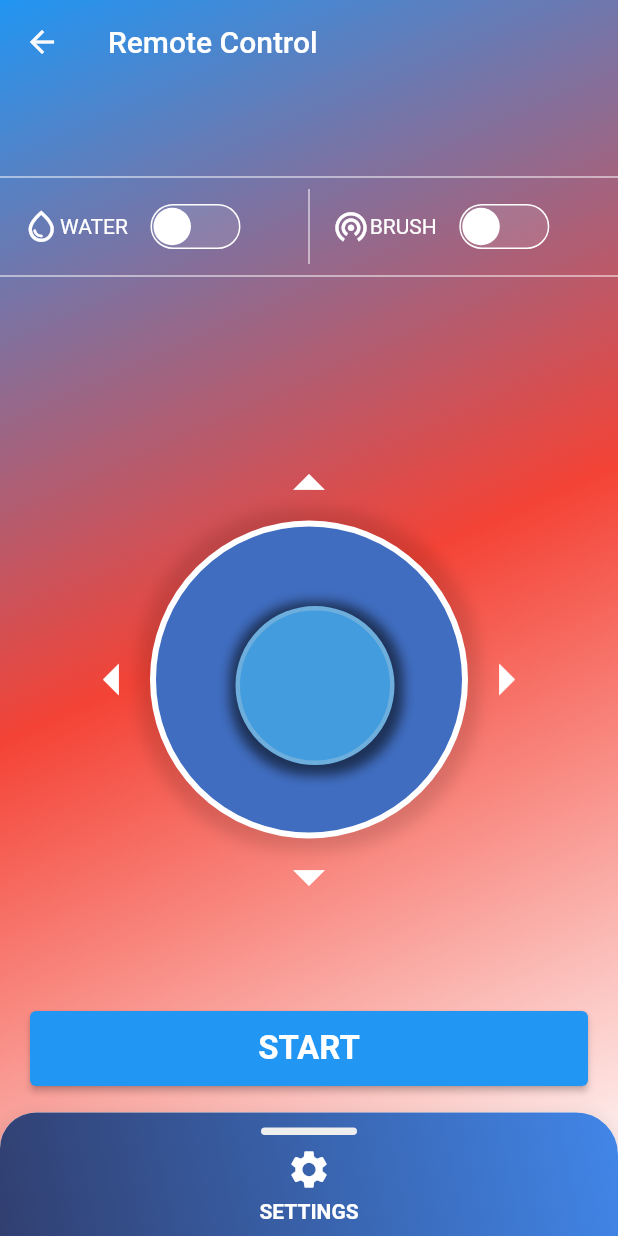
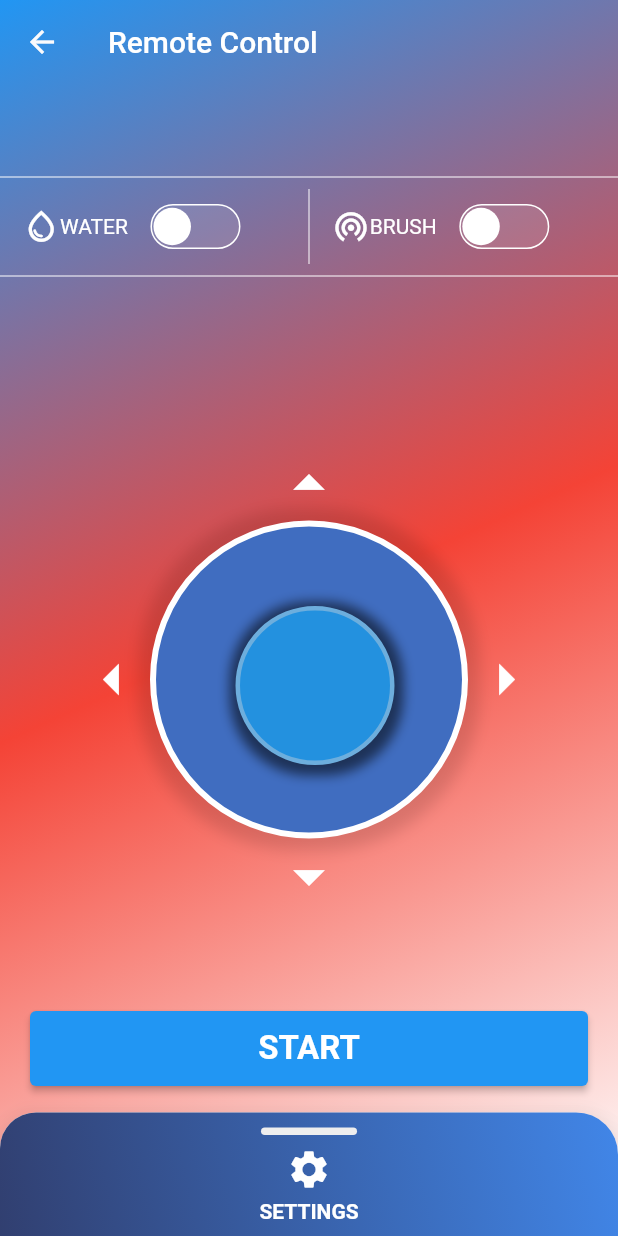
Before and after one commit to anandsubbu007/test_assignments, a Flutter app: the RemoteControllScreen screen opened directly, on a phone screen of 412 x 824 dp. Run offline on Flutter 3.47's test engine with Material 2 defaults, Android fonts, the light colour scheme and no system bars; our stand-ins replace fluttertoast, get, simple_gradient_text.

Commit message:
reademe file updated

```diff
--- a/lionsbot_test/lib/component/joystick/joy_stick.dart
+++ b/lionsbot_test/lib/component/joystick/joy_stick.dart
@@ -119,7 +119,7 @@ class _JoyStickState extends State<JoyStick> {
                   width: widget.stickRadius * 2,
                   height: widget.stickRadius * 2,
                   decoration: BoxDecoration(
-                    color: const Color.fromARGB(255, 66, 156, 221),
+                    color: const Color.fromARGB(255, 35, 145, 223),
                     border: Border.all(
                         color: const Color.fromARGB(255, 109, 174, 221),
                         width: 3,
--- a/lionsbot_test/lib/screen/profile/components/profile_insights.dart
+++ b/lionsbot_test/lib/screen/profile/components/profile_insights.dart
@@ -149,7 +149,7 @@ class PointTabDetails extends StatelessWidget {
         padding: EdgeInsets.zero,
         itemCount: data.length,
         itemBuilder: (ctx, i) {
-          return listItem(data[i]);
+          return InkWell(onTap: (){}, child: listItem(data[i]));
         });
   }
 }
--- a/lionsbot_test/lib/service/authentication_service.dart
+++ b/lionsbot_test/lib/service/authentication_service.dart
@@ -14,6 +14,7 @@ class AuthenticationService extends GetxService {
   void logOut() {
     isLogged = false;
   }
+
 
   void login(String username, String password) async {
     final user = await RestData().login(username, password);
```
Also changed, not shown: 1 other file.
